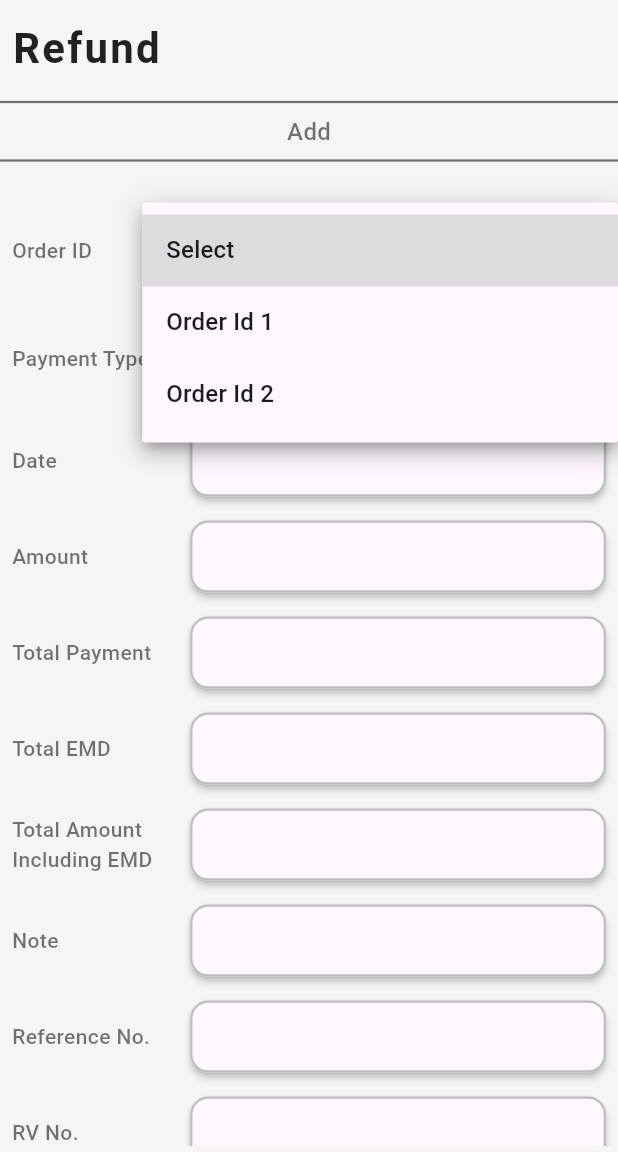
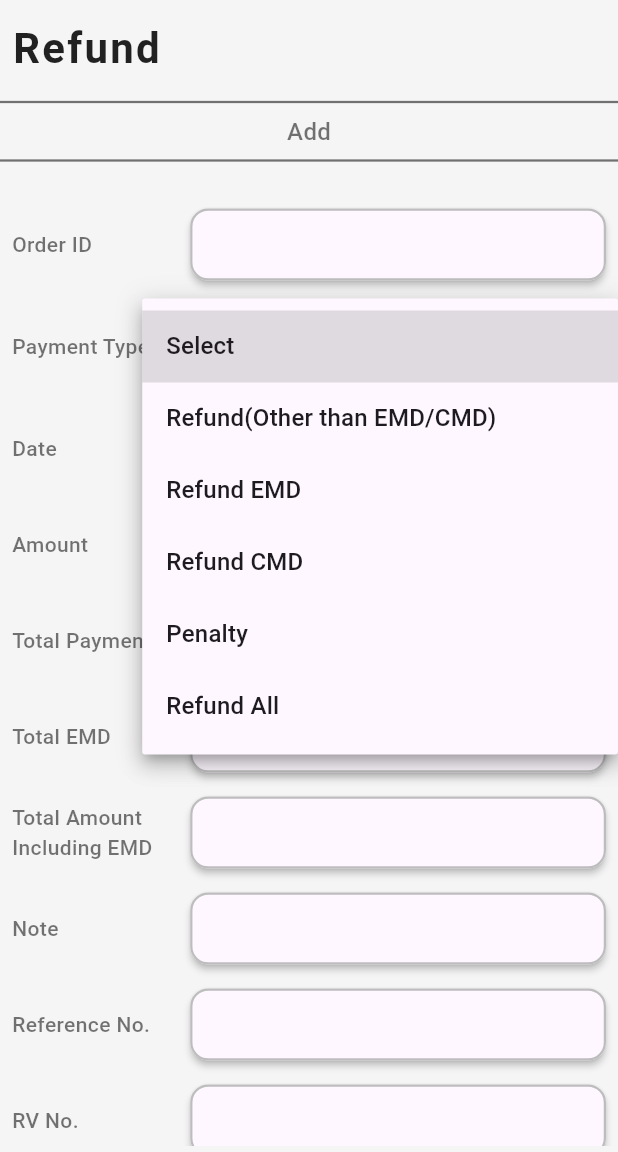
Before and after one commit to kolekarmahadev20/Scrap-Management-App, a Flutter app: the Add_refund_details screen opened directly, after a tap on "Select", on a phone screen of 412 x 824 dp, the part 84-1236 px from its top. Run offline on Flutter 3.47's test engine with Material 3 defaults, Android fonts, the light colour scheme and no system bars; our stand-ins replace fl_chart, image_picker; network calls fail.

Commit message:
fixed dropdown values and integrate API of refund & payment list

```diff
--- a/ScrapApp/lib/Pages/StartPage.dart
+++ b/ScrapApp/lib/Pages/StartPage.dart
@@ -47,7 +47,7 @@ class _StartDashBoardPageState extends State<StartPage>
   //Api function for Getting login Credentials and setting onto next page
   Future<void> getCredentials() async {
     try {
-      final url = Uri.parse("${loginUrl}login");
+      final url = Uri.parse("${URL}login");
       var response = await http.post(
         url,
         headers: {"Accept": "application/json",},
--- a/ScrapApp/lib/Refund/Add_refund_details.dart
+++ b/ScrapApp/lib/Refund/Add_refund_details.dart
@@ -9,6 +9,7 @@ class Add_refund_details extends StatefulWidget {
 }
 
 class _Add_refund_detailsState extends State<Add_refund_details> {
+  final TextEditingController orderIdController = TextEditingController();
   final TextEditingController dateController1 = TextEditingController();
   final TextEditingController amountController = TextEditingController();
   final TextEditingController totalPaymentController = TextEditingController();
@@ -88,26 +89,22 @@ class _Add_refund_detailsState extends State<Add_refund_details> {
             Expanded(
               child: ListView(
                 children: [
-                  buildDropdown("Order ID", ["Select","Order Id 1", "Order Id 2"], (value) {
-                    setState(() {
-                      selectedOrderId = value;
-                    });
-                  }),
-                  buildDropdown("Payment Type", ["Select","Option A", "Option B"], (value) {
+                  buildTextField("Order ID" ,orderIdController, true),
+                  buildDropdown("Payment Type", ["Select","Refund(Other than EMD/CMD)", "Refund EMD", "Refund CMD","Penalty","Refund All"], (value) {
                     setState(() {
                       selectedPaymentType = value;
                     });
                   }),
-                  buildTextField("Date", dateController1),
-                  buildTextField("Amount", amountController),
-                  buildTextField("Total Payment", totalPaymentController),
-                  buildTextField("Total EMD", totalEmdController),
-                  buildTextField("Total Amount Including EMD", totalAmountController),
-                  buildTextField("Note", noteController),
-                  buildTextField("Reference No.", refNoController),
-                  buildTextField("RV No.", rvNoController),
-                  buildTextField("Date", dateController2),
-                  buildTextField("Type Of Transfer", typeTransController),
+                  buildTextField("Date", dateController1 , false),
+                  buildTextField("Amount", amountController, false),
+                  buildTextField("Total Payment", totalPaymentController, false),
+                  buildTextField("Total EMD", totalEmdController, false),
+                  buildTextField("Total Amount Including EMD", totalAmountController, false),
+                  buildTextField("Note", noteController, false),
+                  buildTextField("Reference No.", refNoController, false),
+                  buildTextField("RV No.", rvNoController, false),
+                  buildTextField("Date", dateController2, false),
+                  buildTextField("Type Of Transfer", typeTransController, false),
                   SizedBox(height: 40,),
                   Padding(
                     padding: const EdgeInsets.symmetric(horizontal: 8.0),
@@ -196,7 +193,7 @@ class _Add_refund_detailsState extends State<Add_refund_details> {
   }
 
 
-  Widget buildTextField(String label, TextEditingController controller) {
+  Widget buildTextField(String label, TextEditingController controller , bool isReadOnly) {
     return Padding(
       padding: const EdgeInsets.symmetric(vertical: 8.0 ,horizontal: 8.0),
       child: Row(
@@ -238,6 +235,7 @@ class _Add_refund_detailsState extends State<Add_refund_details> {
                   ),
                   contentPadding: const EdgeInsets.symmetric(horizontal: 16, vertical: 12),
                 ),
+                readOnly: isReadOnly,
               ),
             ),
           ),
--- a/ScrapApp/lib/URL_CONSTANT.dart
+++ b/ScrapApp/lib/URL_CONSTANT.dart
@@ -1,4 +1,4 @@
 import 'package:flutter/material.dart';
 
 
-const String loginUrl = "http://192.168.0.221/api/Comp_login/";
+const String URL = "http://192.168.0.141/api/Comp_login/";
```
Also changed, not shown: ScrapApp/lib/Payment/Add_payment_detail.dart (+15 -17 lines), ScrapApp/lib/Payment/PaymentList.dart (+87 -22 lines), ScrapApp/lib/Refund/RefundList.dart (+72 -5 lines).
